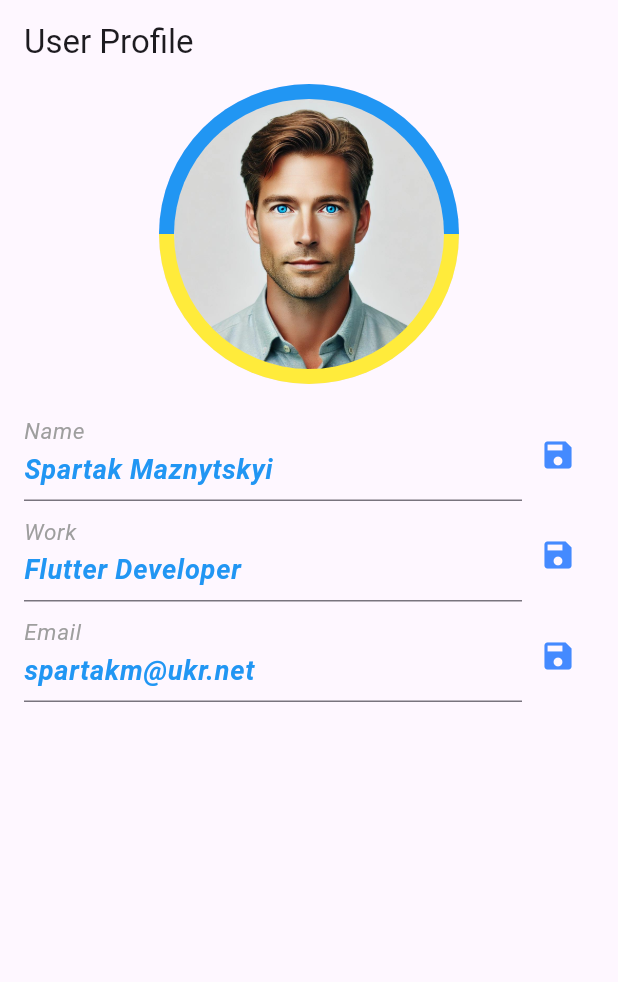
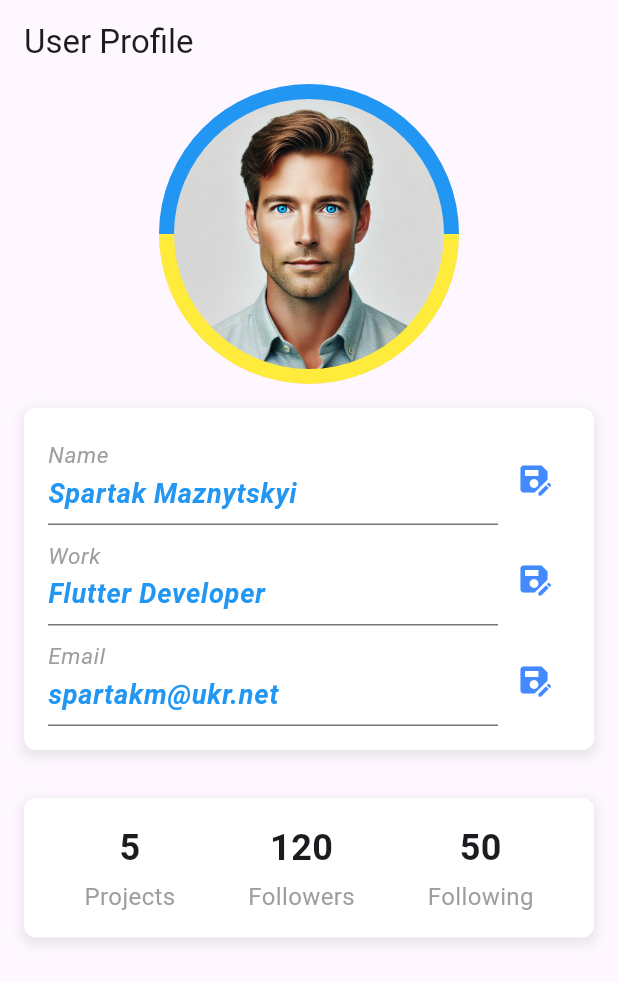
Before and after one commit to Spartakm67/flutter_home_work7, a Flutter app: the screen it shows after launch, on a phone screen of 412 x 824 dp. Shown: the top 982 px of the screen. Run offline on Flutter 3.47's test engine with Material 3 defaults, Android fonts, the phone set to English and light mode, and no system bars.

Commit message:
UserStatusWidget added

```diff
--- a/lib/screens/profile_page.dart
+++ b/lib/screens/profile_page.dart
@@ -1,5 +1,6 @@
 import 'package:flutter/material.dart';
 import 'package:flutter_home_work7/widgets/profile_header.dart';
+import 'package:flutter_home_work7/widgets/user_status_widget.dart';
 
 class ProfilePage extends StatefulWidget {
   const ProfilePage({super.key});
@@ -21,6 +22,11 @@ class _ProfilePageState extends State<ProfilePage> {
           return const SingleChildScrollView(
             child: Column(children: [
               ProfileHeader(),
+              UserStatusWidget(
+                projectsCount: 5,
+                followersCount: 120,
+                followingCount: 50,
+              ),
               ],
             ),
           );
@@ -29,34 +35,3 @@ class _ProfilePageState extends State<ProfilePage> {
     );
   }
 }
-//               ProfileDetails(
-//                 name: name,
-//                 email: email,
-//                 onSave: updateProfile,
-//               ),
-//               const MyContainerWidget(
-//                 text: 'Example!',
-//                 color: Colors.cyanAccent,
-//               ),
-//               _buildTextWidget('My text!'),
-//               const SizedBox(
-//                 height: 10,
-//               ),
-//               const MyContainerWidget(
-//                 text: 'Example2!',
-//                 color: Colors.pink,
-//               ),
-//               MyContainer2Widget(
-//                 text: name,
-//               ),
-//             ],
-//           ),
-//         );
-//       },
-//     ),
-//   );
-// }
-
-// Widget _buildTextWidget(String text) {
-//   return Text(text);
-// }
--- a/lib/widgets/user_details.dart
+++ b/lib/widgets/user_details.dart
@@ -58,6 +58,20 @@ class _UserDetailsState extends State<UserDetails> {
   Widget build(BuildContext context) {
     return Padding(
       padding: const EdgeInsets.all(16.0),
+      child: Container(
+        decoration: BoxDecoration(
+          color: Colors.white,
+          borderRadius: BorderRadius.circular(8.0),
+          boxShadow: [
+            BoxShadow(
+              color: Colors.grey.withOpacity(0.2),
+              spreadRadius: 2,
+              blurRadius: 5,
+              offset: const Offset(0, 3),
+            ),
+          ],
+        ),
+        padding: const EdgeInsets.all(16.0),
         child: Column(
           crossAxisAlignment: CrossAxisAlignment.start,
           children: [
@@ -80,6 +94,7 @@ class _UserDetailsState extends State<UserDetails> {
             ),
           ],
         ),
+      ),
     );
   }
 }
--- a/lib/widgets/user_details_field.dart
+++ b/lib/widgets/user_details_field.dart
@@ -28,7 +28,7 @@ class UserDetailsField extends StatelessWidget {
           ),
         ),
         IconButton(
-          icon: const Icon(Icons.save, color: Colors.blueAccent),
+          icon: const Icon(Icons.save_as, color: Colors.blueAccent),
           onPressed: () => onSave(),
         ),
       ],
--- /dev/null
+++ b/lib/widgets/user_status_widget.dart
@@ -0,0 +1,68 @@
+import 'package:flutter/material.dart';
+import 'package:flutter_home_work7/widgets/user_status_details.dart';
+
+class UserStatusWidget extends StatelessWidget {
+  final int projectsCount;
+  final int followersCount;
+  final int followingCount;
+
+  const UserStatusWidget({
+    required this.projectsCount,
+    required this.followersCount,
+    required this.followingCount,
+    super.key,
+  });
+
+  @override
+  Widget build(BuildContext context) {
+    return Padding(
+      padding: const EdgeInsets.all(16.0),
+      child: Container(
+        padding: const EdgeInsets.all(16.0),
+        decoration: BoxDecoration(
+          color: Colors.white,
+          borderRadius: BorderRadius.circular(8.0),
+          boxShadow: [
+            BoxShadow(
+              color: Colors.grey.withOpacity(0.2),
+              spreadRadius: 2,
+              blurRadius: 5,
+              offset: const Offset(0, 3),
+            ),
+          ],
+        ),
+        child: Row(
+          mainAxisAlignment: MainAxisAlignment.spaceAround,
+          children: [
+            _buildStatistic('Projects', projectsCount),
+            _buildStatistic('Followers', followersCount),
+            _buildStatistic('Following', followingCount),
+          ],
+        ),
+      ),
+    );
+  }
+
+  Widget _buildStatistic(String label, int count) {
+    return Column(
+      mainAxisAlignment: MainAxisAlignment.center,
+      children: [
+        Text(
+          count.toString(),
+          style: const TextStyle(
+            fontSize: 24,
+            fontWeight: FontWeight.bold,
+          ),
+        ),
+        const SizedBox(height: 4),
+        Text(
+          label,
+          style: const TextStyle(
+            fontSize: 16,
+            color: Colors.grey,
+          ),
+        ),
+      ],
+    );
+  }
+}
```
Also changed, not shown: lib/widgets/user_stats.dart (deleted), lib/widgets/user_status_details.dart (added). Lines whose indentation alone changed are shown as unchanged.
